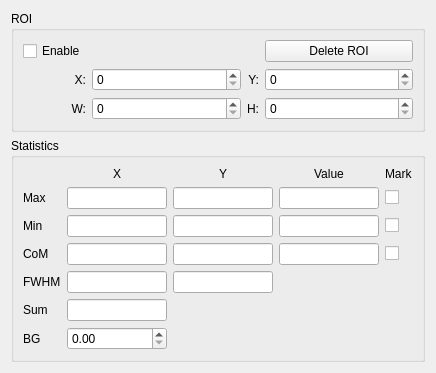
Old version of the form src/ui/ROI.ui in the repository yamedvedya/camera_viewer.
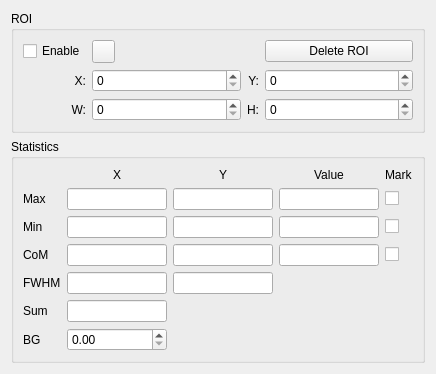
New version of the form.

```diff
--- a/src/ui/ROI.ui
+++ b/src/ui/ROI.ui
@@ -126,6 +126,28 @@
         </property>
        </widget>
       </item>
+      <item row="0" column="1">
+       <widget class="QPushButton" name="but_color">
+        <property name="minimumSize">
+         <size>
+          <width>23</width>
+          <height>23</height>
+         </size>
+        </property>
+        <property name="maximumSize">
+         <size>
+          <width>23</width>
+          <height>23</height>
+         </size>
+        </property>
+        <property name="toolTip">
+         <string>color</string>
+        </property>
+        <property name="text">
+         <string/>
+        </property>
+       </widget>
+      </item>
      </layout>
     </widget>
    </item>
```
